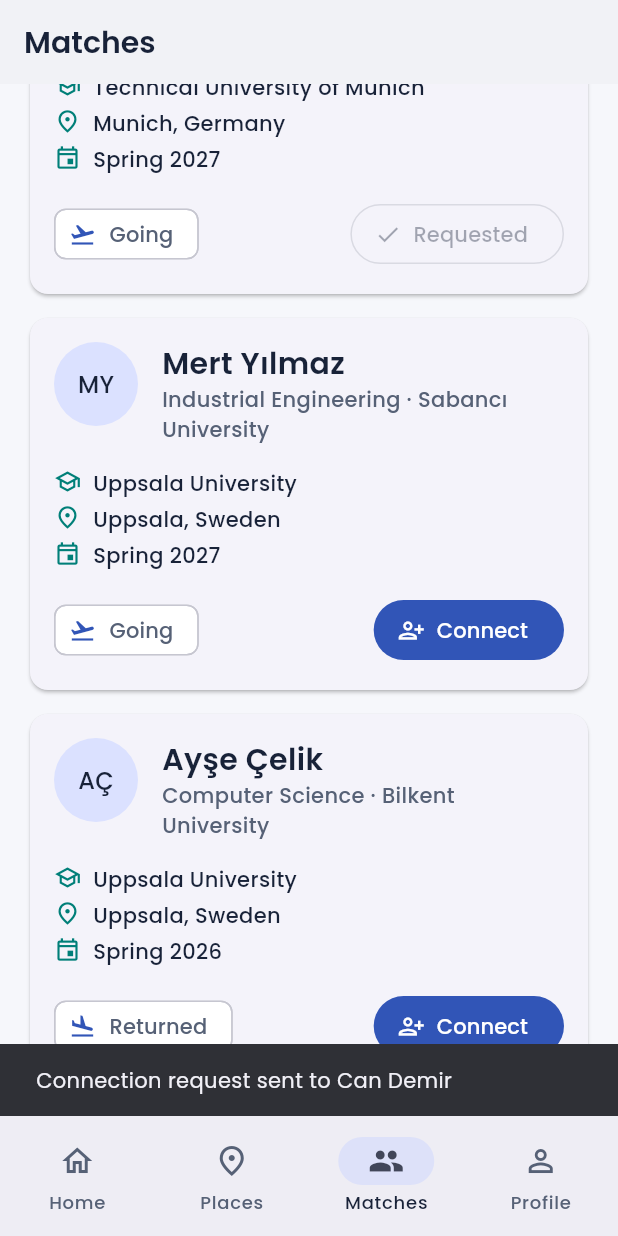
After one commit to efegormus/erasmusHub, a Flutter app: the MatchesScreen screen opened by its route, scrolled down 492 dp, after a tap on "Connect", on a phone screen of 412 x 824 dp. The commit adds this screen. Run offline on Flutter 3.47's test engine with Material 3 defaults, Android fonts, the phone set to English and light mode, and no system bars; our stand-ins replace go_router; network calls fail.

Commit message:
feat(matches): add StudentCard and Matches screen
StudentCard shows a network avatar through UserAvatar (initials when
the image fails), the destination, term and status, and a Connect
button. Matches (12) lists students with the same destination city or
home university as the current user, with filter chips.

```diff
--- a/lib/core/router/app_router.dart
+++ b/lib/core/router/app_router.dart
@@ -8,6 +8,7 @@ import '../../models/exchange_experience.dart';
 
 import '../../features/auth/login_screen.dart';
 import '../../features/home/home_screen.dart';
+import '../../features/matches/matches_screen.dart';
 import '../../features/places/add_place_screen.dart';
 import '../../features/places/places_screen.dart';
 import '../../features/profile/edit_profile_screen.dart';
@@ -144,10 +145,7 @@ GoRouter createAppRouter({String initialLocation = AppRoutes.login}) =>
                 GoRoute(
                   path: AppRoutes.matches,
                   name: 'matches',
-                  builder: (context, state) => const PlaceholderScreen(
-                    title: 'Matches',
-                    showBack: false,
-                  ),
+                  builder: (context, state) => const MatchesScreen(),
                 ),
               ],
             ),
--- /dev/null
+++ b/lib/features/matches/matches_screen.dart
@@ -0,0 +1,145 @@
+import 'package:flutter/material.dart';
+
+import '../../core/data/profile_data.dart';
+import '../../core/data/student_data.dart';
+import '../../core/theme/app_colors.dart';
+import '../../core/theme/app_spacing.dart';
+import '../../core/theme/app_text_styles.dart';
+import '../../models/student.dart';
+import 'student_card.dart';
+
+enum _MatchFilter {
+  all('All'),
+  destination('Same destination'),
+  university('Same university');
+
+  const _MatchFilter(this.label);
+  final String label;
+}
+
+/// Matches (12): students with the same destination or home university.
+class MatchesScreen extends StatefulWidget {
+  const MatchesScreen({super.key});
+
+  @override
+  State<MatchesScreen> createState() => _MatchesScreenState();
+}
+
+class _MatchesScreenState extends State<MatchesScreen> {
+  _MatchFilter _filter = _MatchFilter.all;
+  final _requested = <String>{};
+
+  static final _myCities = {
+    for (final e in kCurrentUser.experiences) e.city.toLowerCase(),
+  };
+
+  static bool _sameDestination(Student s) =>
+      _myCities.contains(s.hostCity.toLowerCase());
+
+  static bool _sameUniversity(Student s) =>
+      s.homeUniversity == kCurrentUser.homeUniversity;
+
+  List<Student> get _visible => kPlaceholderStudents.where((s) {
+    return switch (_filter) {
+      _MatchFilter.all => _sameDestination(s) || _sameUniversity(s),
+      _MatchFilter.destination => _sameDestination(s),
+      _MatchFilter.university => _sameUniversity(s),
+    };
+  }).toList();
+
+  void _connect(Student student) {
+    setState(() => _requested.add(student.id));
+    ScaffoldMessenger.of(context)
+      ..hideCurrentSnackBar()
+      ..showSnackBar(
+        SnackBar(content: Text('Connection request sent to ${student.name}')),
+      );
+  }
+
+  @override
+  Widget build(BuildContext context) {
+    final students = _visible;
+    return Scaffold(
+      appBar: AppBar(title: const Text('Matches')),
+      body: SafeArea(
+        child: CustomScrollView(
+          slivers: [
+            SliverPadding(
+              padding: const EdgeInsets.fromLTRB(
+                AppSpacing.md,
+                AppSpacing.md,
+                AppSpacing.md,
+                0,
+              ),
+              sliver: SliverToBoxAdapter(
+                child: Text(
+                  'Students going to your cities or from your university.',
+                  style: AppTextStyles.label.copyWith(
+                    color: AppColors.textSecondary,
+                  ),
+                ),
+              ),
+            ),
+            SliverToBoxAdapter(
+              child: SingleChildScrollView(
+                scrollDirection: Axis.horizontal,
+                padding: const EdgeInsets.all(AppSpacing.md),
+                child: Row(
+                  children: [
+                    for (final f in _MatchFilter.values)
+                      Padding(
+                        padding: const EdgeInsets.only(right: AppSpacing.sm),
+                        child: ChoiceChip(
+                          label: Text(f.label),
+                          selected: _filter == f,
+                          onSelected: (_) => setState(() => _filter = f),
+                        ),
+                      ),
+                  ],
+                ),
+              ),
+            ),
+            if (students.isEmpty)
+              SliverFillRemaining(
+                hasScrollBody: false,
+                child: Center(
+                  child: Padding(
+                    padding: const EdgeInsets.all(AppSpacing.lg),
+                    child: Text(
+                      'No matches yet. Check back later.',
+                      style: AppTextStyles.body,
+                      textAlign: TextAlign.center,
+                    ),
+                  ),
+                ),
+              )
+            else
+              SliverPadding(
+                padding: const EdgeInsets.fromLTRB(
+                  AppSpacing.md,
+                  0,
+                  AppSpacing.md,
+                  AppSpacing.md,
+                ),
+                sliver: SliverList.separated(
+                  itemCount: students.length,
+                  separatorBuilder: (_, _) =>
+                      const SizedBox(height: AppSpacing.sm),
+                  itemBuilder: (context, i) => Center(
+                    child: ConstrainedBox(
+                      constraints: const BoxConstraints(maxWidth: 560),
+                      child: StudentCard(
+                        student: students[i],
+                        requested: _requested.contains(students[i].id),
+                        onConnect: () => _connect(students[i]),
+                      ),
+                    ),
+                  ),
+                ),
+              ),
+          ],
+        ),
+      ),
+    );
+  }
+}
--- /dev/null
+++ b/lib/features/matches/student_card.dart
@@ -0,0 +1,118 @@
+import 'package:flutter/material.dart';
+
+import '../../core/theme/app_colors.dart';
+import '../../core/theme/app_spacing.dart';
+import '../../core/theme/app_text_styles.dart';
+import '../../models/student.dart';
+import '../../models/user_profile.dart';
+import '../../shared/widgets/app_card.dart';
+import '../../shared/widgets/user_avatar.dart';
+
+/// Card for one student: network avatar (initials when it fails),
+/// home university, destination, term, status and a connect button.
+class StudentCard extends StatelessWidget {
+  const StudentCard({
+    super.key,
+    required this.student,
+    this.requested = false,
+    this.onConnect,
+  });
+
+  final Student student;
+
+  /// True after the user tapped Connect; the button then shows "Requested".
+  final bool requested;
+  final VoidCallback? onConnect;
+
+  @override
+  Widget build(BuildContext context) {
+    final secondary = AppTextStyles.label.copyWith(
+      color: AppColors.textSecondary,
+    );
+    final returned = student.status == ExchangeStatus.returned;
+    return AppCard(
+      child: Column(
+        crossAxisAlignment: CrossAxisAlignment.stretch,
+        children: [
+          Row(
+            crossAxisAlignment: CrossAxisAlignment.start,
+            children: [
+              UserAvatar(
+                name: student.name,
+                imageUrl: student.avatarUrl,
+                radius: 28,
+              ),
+              const SizedBox(width: AppSpacing.md),
+              Expanded(
+                child: Column(
+                  crossAxisAlignment: CrossAxisAlignment.start,
+                  children: [
+                    Text(student.name, style: AppTextStyles.title),
+                    Text(
+                      '${student.department} · ${student.homeUniversity}',
+                      style: secondary,
+                    ),
+                  ],
+                ),
+              ),
+            ],
+          ),
+          const SizedBox(height: AppSpacing.md),
+          _InfoRow(icon: Icons.school_outlined, text: student.hostUniversity),
+          const SizedBox(height: AppSpacing.xs),
+          _InfoRow(
+            icon: Icons.place_outlined,
+            text: '${student.hostCity}, ${student.hostCountry}',
+          ),
+          const SizedBox(height: AppSpacing.xs),
+          _InfoRow(icon: Icons.event_outlined, text: student.term),
+          const SizedBox(height: AppSpacing.md),
+          Wrap(
+            alignment: WrapAlignment.spaceBetween,
+            crossAxisAlignment: WrapCrossAlignment.center,
+            spacing: AppSpacing.sm,
+            runSpacing: AppSpacing.sm,
+            children: [
+              Chip(
+                avatar: Icon(
+                  returned ? Icons.flight_land : Icons.flight_takeoff,
+                  size: 18,
+                ),
+                label: Text(student.status.label),
+                visualDensity: VisualDensity.compact,
+              ),
+              if (onConnect != null)
+                requested
+                    ? OutlinedButton.icon(
+                        onPressed: null,
+                        icon: const Icon(Icons.check),
+                        label: const Text('Requested'),
+                      )
+                    : FilledButton.icon(
+                        onPressed: onConnect,
+                        icon: const Icon(Icons.person_add_alt_1_outlined),
+                        label: const Text('Connect'),
+                      ),
+            ],
+          ),
+        ],
+      ),
+    );
+  }
+}
+
+class _InfoRow extends StatelessWidget {
+  const _InfoRow({required this.icon, required this.text});
+  final IconData icon;
+  final String text;
+
+  @override
+  Widget build(BuildContext context) => Row(
+    crossAxisAlignment: CrossAxisAlignment.start,
+    children: [
+      Icon(icon, size: 18, color: AppColors.secondary),
+      const SizedBox(width: AppSpacing.sm),
+      Expanded(child: Text(text, style: AppTextStyles.label)),
+    ],
+  );
+}
```
